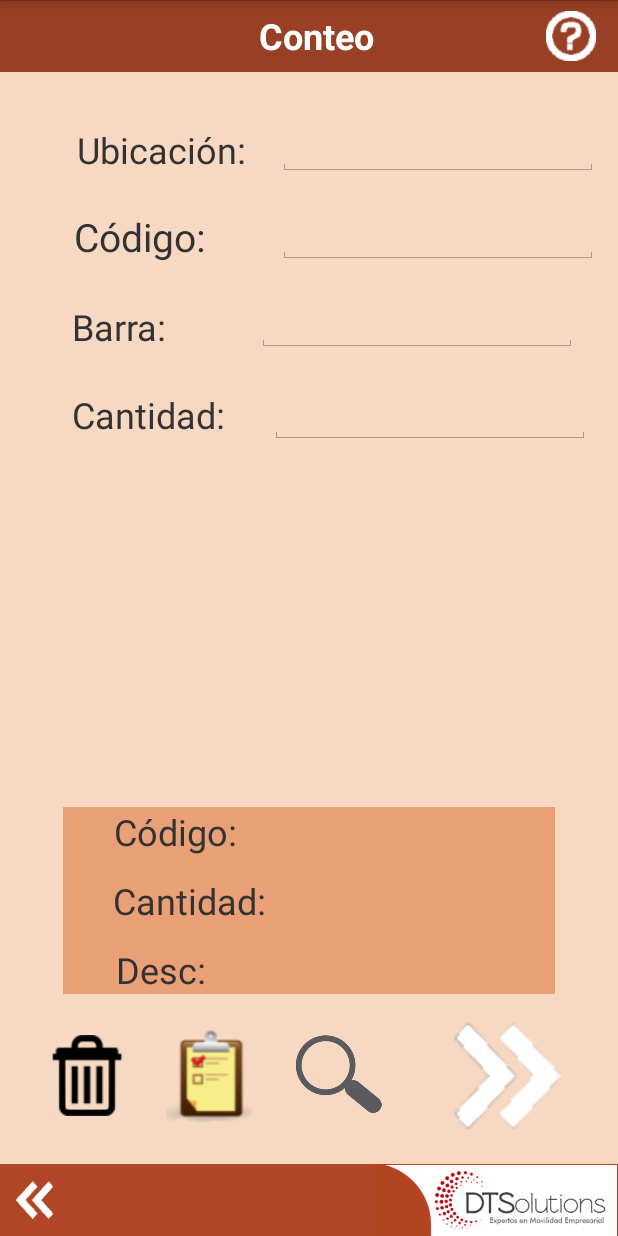
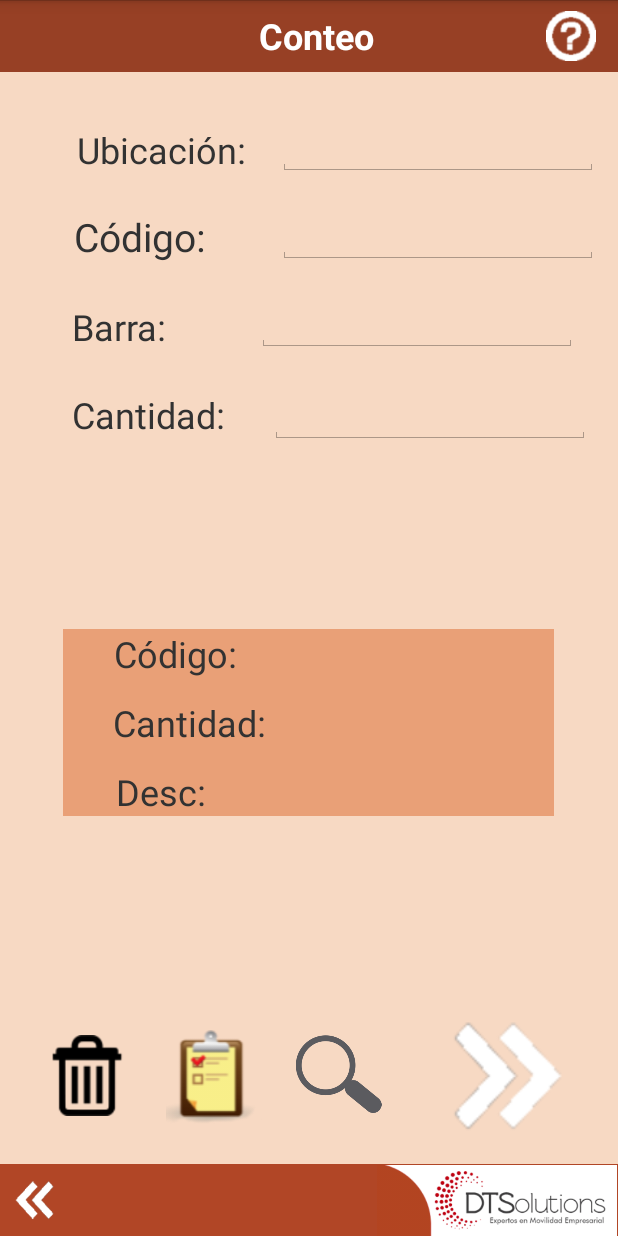
Before and after one commit to dtsolutionsgt/tomweb, an Android app: the Conteo screen opened directly, with no data from a screen before it, on a phone screen of 412 x 824 dp. Run offline under Robolectric (Android 15) with nearby library versions, the phone set to English and light mode, and no system bars.

Commit message:
AAS 22-08-2019 16:42, completo con pruebas en BOF realizadas, y mejorado web service

```diff
--- a/app/src/main/AndroidManifest.xml
+++ b/app/src/main/AndroidManifest.xml
@@ -13,7 +13,8 @@
         android:label="Tomweb"
         android:roundIcon="@drawable/tomweb_logo"
         android:supportsRtl="true"
-        android:theme="@style/AppTheme">
+        android:theme="@style/AppTheme"
+        android:usesCleartextTraffic="true">
         <activity android:name=".Tablas"></activity>
         <activity
             android:name=".MainActivity"
--- a/app/src/main/java/com/dts/tomweb/Productos.java
+++ b/app/src/main/java/com/dts/tomweb/Productos.java
@@ -223,8 +223,8 @@ public class Productos extends PBase {
             values.clear();
             dvalues.clear();
 
-            barra = txtBarra.getText().toString();
-            nomb = txtNombre.getText().toString();
+            barra = txtBarra.getText().toString().trim();
+            nomb = txtNombre.getText().toString().trim();
             text = spinnCon.getSelectedItem().toString();
 
             if(gl.tipoInv==1) {
--- a/app/src/main/res/layout/activity_conteo.xml
+++ b/app/src/main/res/layout/activity_conteo.xml
@@ -82,7 +82,7 @@
         android:layout_width="wrap_content"
         android:layout_height="wrap_content"
         android:layout_below="@+id/relTop"
-        android:layout_alignParentStart="true"
+        android:layout_alignParentLeft="true"
         android:layout_marginStart="51dp"
         android:layout_marginTop="35dp"
         android:text="Ubicación:"
@@ -93,7 +93,7 @@
         android:layout_width="wrap_content"
         android:layout_height="wrap_content"
         android:layout_below="@+id/txt1"
-        android:layout_alignParentStart="true"
+        android:layout_alignParentLeft="true"
         android:layout_marginStart="49dp"
         android:layout_marginTop="24dp"
         android:text="Código:"
@@ -104,7 +104,7 @@
         android:layout_width="wrap_content"
         android:layout_height="wrap_content"
         android:layout_below="@+id/textView24"
-        android:layout_alignParentStart="true"
+        android:layout_alignParentLeft="true"
         android:layout_marginStart="48dp"
         android:layout_marginTop="26dp"
         android:text="Barra:"
@@ -115,21 +115,30 @@
         android:layout_width="wrap_content"
         android:layout_height="wrap_content"
         android:layout_below="@+id/textView25"
-        android:layout_alignParentStart="true"
+        android:layout_alignParentLeft="true"
         android:layout_marginStart="48dp"
         android:layout_marginTop="26dp"
         android:text="Cantidad:"
         android:textSize="24sp" />
 
     <RelativeLayout
+        android:id="@+id/relBrap"
+        android:layout_width="wrap_content"
+        android:layout_height="wrap_content"
+        android:layout_below="@id/txtCantidad"
+        android:layout_alignParentLeft="true"
+        android:layout_alignParentTop="true"
+        android:layout_alignParentRight="true"
+        android:layout_alignParentBottom="true"
+        android:layout_marginTop="300dp"
+        android:layout_marginBottom="160dp">
+
+        <RelativeLayout
+            android:id="@+id/relShow"
             android:layout_width="327dp"
             android:layout_height="wrap_content"
-        android:layout_above="@+id/relBot"
-        android:layout_alignParentStart="true"
-        android:layout_alignParentEnd="true"
-        android:layout_marginStart="42dp"
-        android:layout_marginEnd="42dp"
-        android:layout_marginBottom="113dp"
+            android:layout_centerInParent="true"
+            android:layout_centerHorizontal="true"
             android:background="@drawable/color_medium_2">
 
             <TextView
@@ -169,6 +178,7 @@
                 android:layout_height="wrap_content"
                 android:layout_marginStart="35dp"
                 android:layout_toEndOf="@+id/textView37"
+                android:onClick="showToast"
                 android:textSize="24sp"
                 android:textStyle="bold" />
 
@@ -194,6 +204,7 @@
                 android:textSize="24sp"
                 android:textStyle="bold" />
 
+        </RelativeLayout>
     </RelativeLayout>
 
     <EditText
```
Also changed, not shown: app/src/main/java/com/dts/tomweb/ComWS.java (+71 -34 lines), app/src/main/java/com/dts/tomweb/Conteo.java (+34 -19 lines), app/src/main/java/com/dts/tomweb/ListaConteos.java (+8 -8 lines), app/src/main/java/com/dts/tomweb/Tablas.java (+16 -1 lines), app/src/main/res/layout/activity_lista_conteos.xml (+20 -20 lines). Lines whose indentation alone changed are shown as unchanged.
